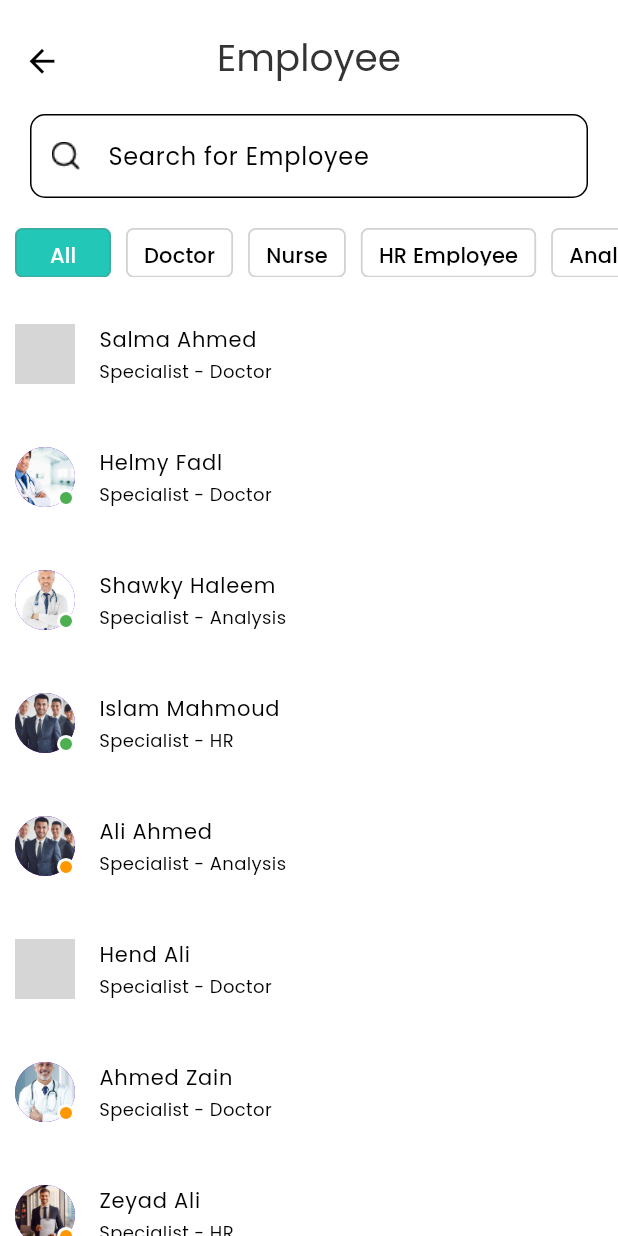
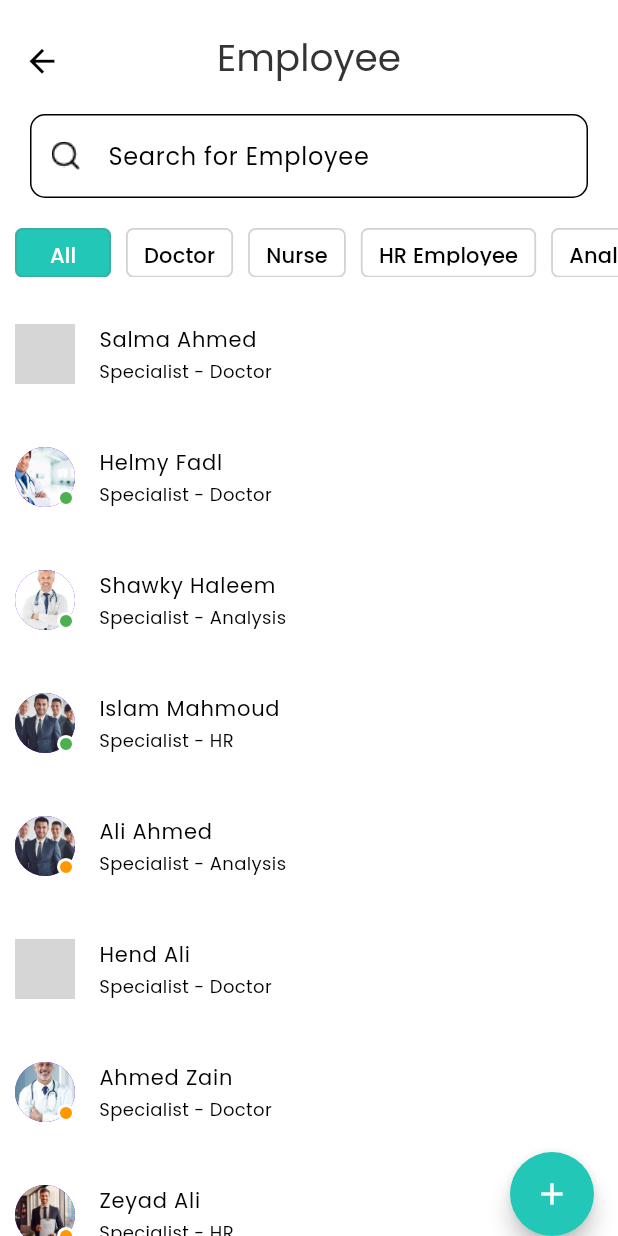
Before and after one commit to nourr122/HospitalSystem, a Flutter app: the EmployeesList screen opened directly, on a phone screen of 412 x 824 dp. Run offline on Flutter 3.47's test engine with Material 3 defaults, Android fonts, the phone set to English and light mode, and no system bars; our stand-ins replace device_preview, dotted_border, flutter_screenutil, flutter_svg, font_awesome_flutter, google_fonts and 2 more; grey boxes are pictures that could not be loaded.

Commit message:
Update EmployeesList.dart

```diff
--- a/lib/features/Employees/presentation/views/EmployeesList.dart
+++ b/lib/features/Employees/presentation/views/EmployeesList.dart
@@ -1,4 +1,5 @@
 import 'package:flutter/material.dart';
+import 'package:instant_project/features/profile/presentation/views/EditProfile.dart';
 import 'package:instant_project/features/profile/presentation/views/Myprofile.dart';
 
 import '../../../../core/utils/app_colors.dart';
@@ -251,6 +252,22 @@ class _EmployeesState extends State<EmployeesList> {
           ))
         ],
       ),
+      floatingActionButtonLocation: FloatingActionButtonLocation.endDocked,
+      floatingActionButton: FloatingActionButton(
+        child: Icon(Icons.add),
+        backgroundColor: AppColors.primaryColor,
+        shape: CircleBorder(),
+        onPressed: () {
+          Navigator.push(
+            context,
+            MaterialPageRoute(
+              builder: (context) => const EditProfile(
+
+              ),
+            ),
+          );
+        },
+      ),
     );
   }
 }
```
